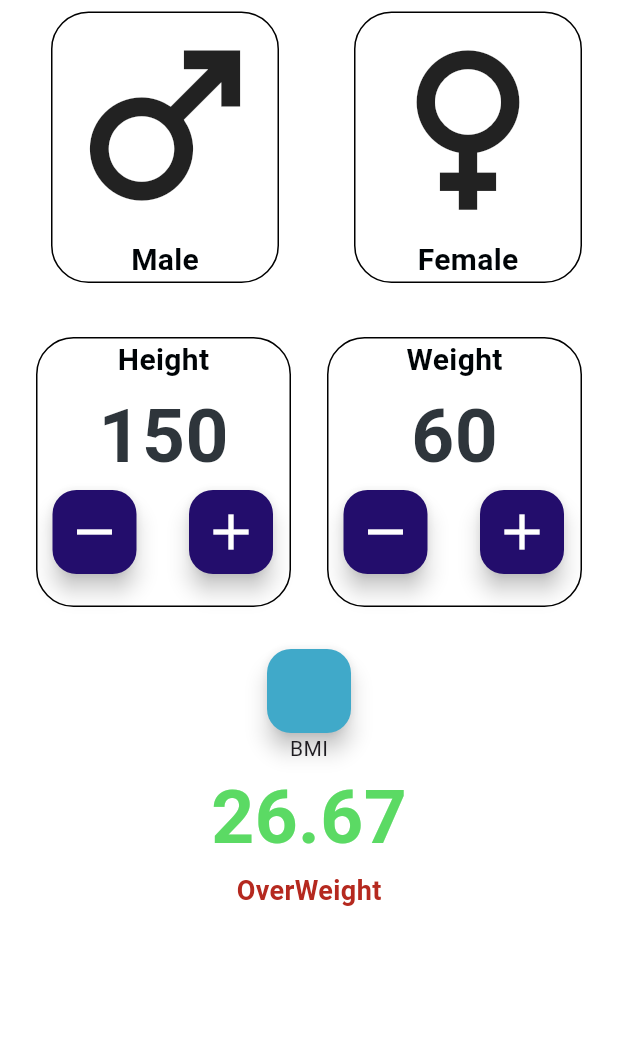
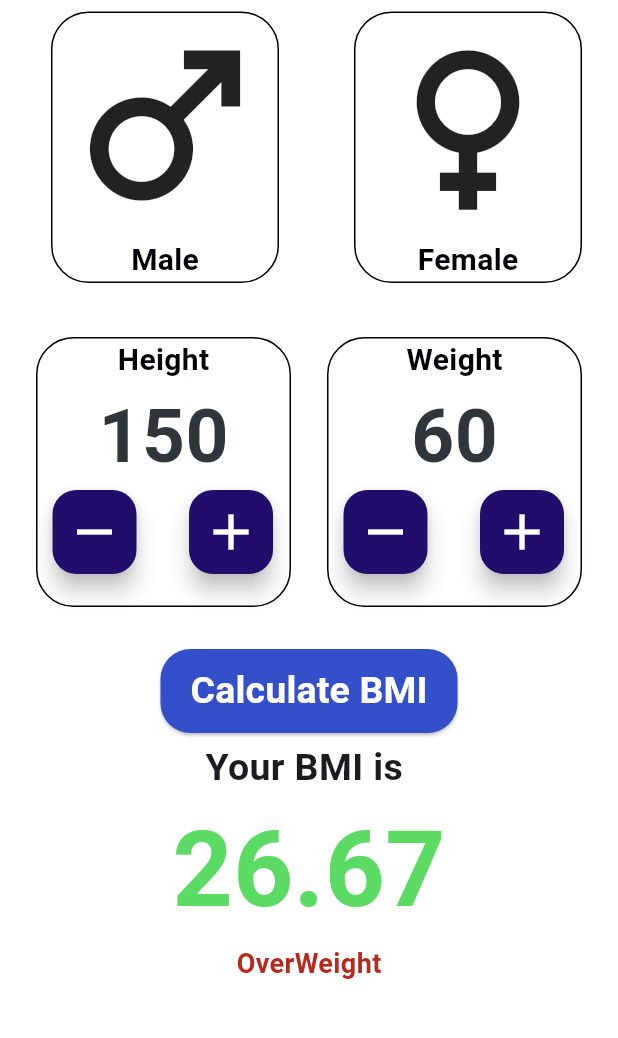
Before and after one commit to akithawijesinghe/BMICALflutter, a Flutter app: the screen it shows after launch, on a phone screen of 412 x 824 dp, the part 65-1103 px from its top. Run offline on Flutter 3.47's test engine with Material 3 defaults, Android fonts, the phone set to English and light mode, and no system bars; Roboto replaces fonts that are missing (Candara).

Commit message:
ui improve

```diff
--- a/lib/constant.dart
+++ b/lib/constant.dart
@@ -5,7 +5,7 @@ const ktext2Color = Color.fromARGB(255, 1, 24, 3);
 const ktext3Color = Color.fromARGB(255, 35, 5, 183);
 
 const kinputLableColor =
-    TextStyle(color: ktextColor, fontSize: 50, fontWeight: FontWeight.bold);
+    TextStyle(color: ktextColor, fontSize: 70, fontWeight: FontWeight.bold);
 
 const kinputLable2Color =
     TextStyle(color: ktext3Color, fontSize: 30, fontWeight: FontWeight.bold);
--- a/lib/main_page.dart
+++ b/lib/main_page.dart
@@ -235,14 +235,36 @@ class _MainPageState extends State<MainPage> {
               ),
               SizedBox(height: 20),
 
-              FloatingActionButton(
-                backgroundColor: Color.fromARGB(255, 64, 169, 201),
-                onPressed: null,
+              ElevatedButton(
+                onPressed: () {
+                  // Add your button functionality here
+                },
+                style: ElevatedButton.styleFrom(
+                  backgroundColor: Color.fromARGB(255, 52, 79, 202),
+                  shape: RoundedRectangleBorder(
+                    borderRadius: BorderRadius.circular(20.0),
+                  ),
+                  padding:
+                      EdgeInsets.symmetric(horizontal: 20.0, vertical: 10.0),
+                ),
+                child: Text(
+                  'Calculate BMI',
+                  style: TextStyle(
+                    color: Colors.white,
+                    fontSize: 25.0,
+                    fontWeight: FontWeight.bold,
+                  ),
+                ),
               ),
+
+              SizedBox(height: 5),
 
               Column(
                 children: [
-                  const Text("BMI"),
+                  const Text(
+                    "Your BMI is ",
+                    style: TextStyle(fontSize: 25, fontWeight: FontWeight.bold),
+                  ),
                   Text(
                     "${bmi.toStringAsFixed(2)}",
                     style: kinputLableColor,
```
